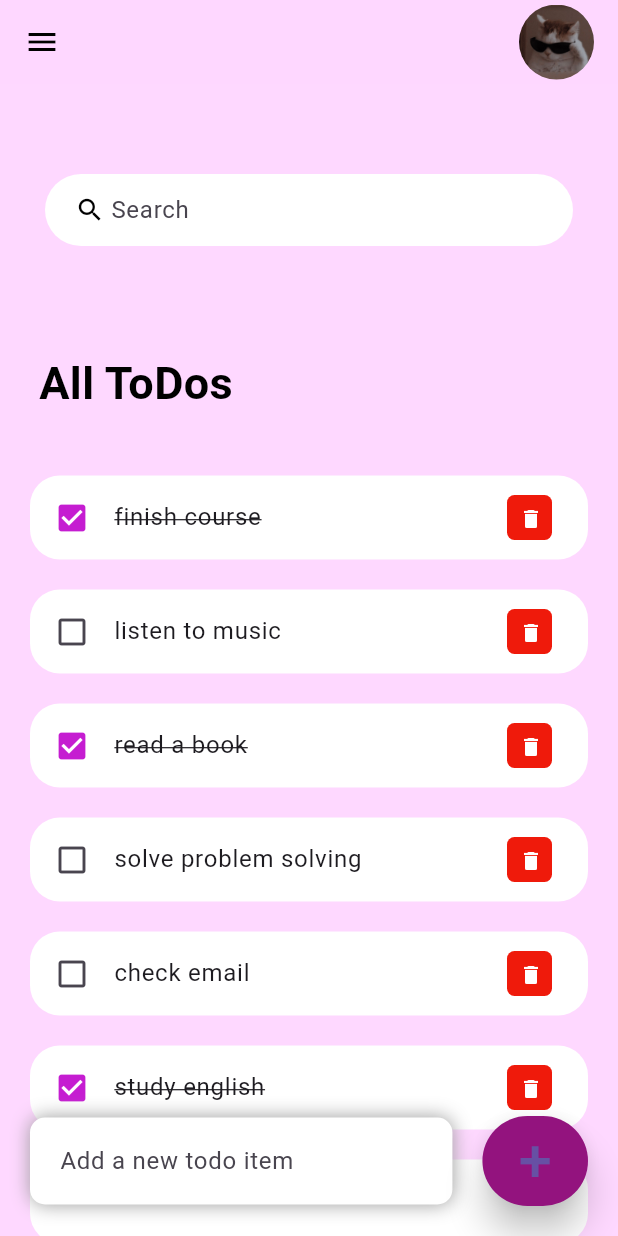
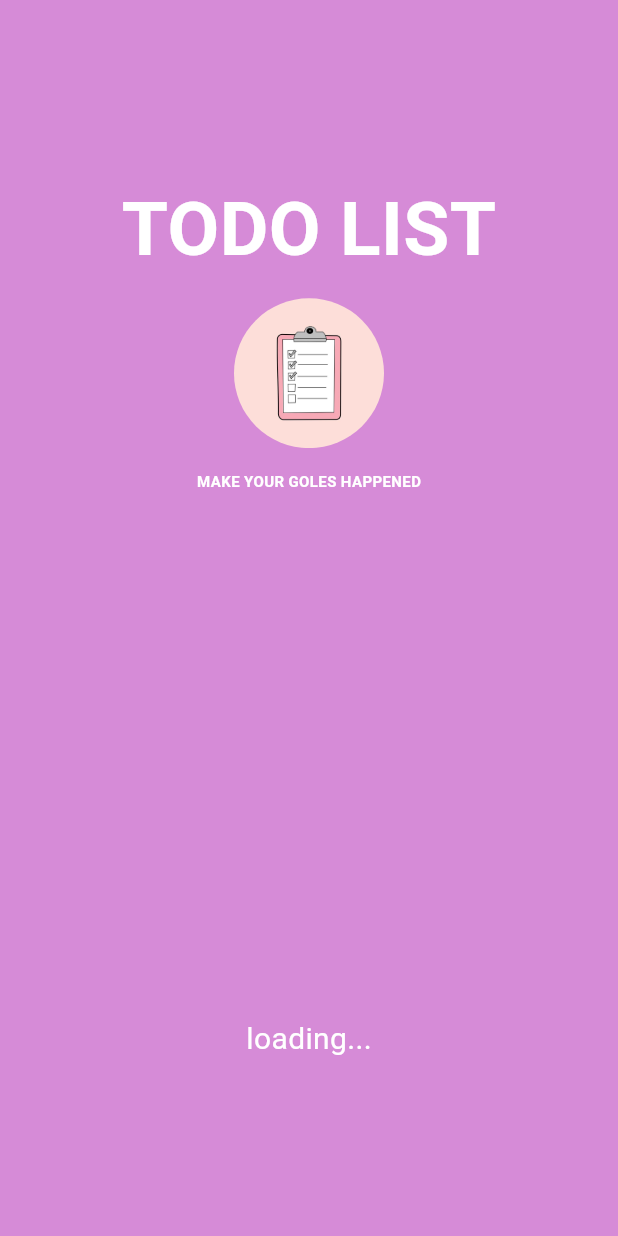
Before and after one commit to KarolHany/Todo_App, a Flutter app: the first screen one second after launch, on a phone screen of 412 x 824 dp. Run offline on Flutter 3.47's test engine with Material 3 defaults, Android fonts, the phone set to English and light mode, and no system bars.

Commit message:
todo app

```diff
--- a/lib/main.dart
+++ b/lib/main.dart
@@ -1,5 +1,6 @@
 import 'package:flutter/material.dart';
 import 'package:todo_list/screens/homepage.dart';
+import 'package:todo_list/screens/splashScreen.dart';
 
 void main() {
   runApp(const MyApp());
@@ -12,7 +13,7 @@ class MyApp extends StatelessWidget {
   Widget build(BuildContext context) {
     return MaterialApp(
       debugShowCheckedModeBanner: false,
-      home:HomePage(),
+      home:SplashScreen(),
     );
   }
 }
--- a/lib/screens/homepage.dart
+++ b/lib/screens/homepage.dart
@@ -32,7 +32,7 @@ class _HomePageState extends State<HomePage> {
           title: Row(
             mainAxisAlignment: MainAxisAlignment.spaceBetween,
             children: [
-              Icon(
+               Icon(
                 Icons.menu,
                 color: Colors.black,
               ),
@@ -52,7 +52,7 @@ class _HomePageState extends State<HomePage> {
         body: Stack(
           children: [
             Container(
-              padding: EdgeInsets.symmetric(
+              padding:  EdgeInsets.symmetric(
                 horizontal: 10,
                 vertical: 40,
               ),
@@ -61,7 +61,7 @@ class _HomePageState extends State<HomePage> {
                   Padding(
                     padding: const EdgeInsets.all(20),
                     child: Container(
-                      padding: EdgeInsets.symmetric(
+                      padding:  EdgeInsets.symmetric(
                         horizontal: 20,
                       ),
                       decoration: BoxDecoration(
@@ -71,7 +71,7 @@ class _HomePageState extends State<HomePage> {
                       child: TextField(
                         onChanged: (value) => runFilter(value),
                         controller: searchboxController,
-                        decoration: InputDecoration(
+                        decoration:  InputDecoration(
                           contentPadding: EdgeInsets.all(0),
                           prefixIcon: Icon(
                             Icons.search,
@@ -95,7 +95,7 @@ class _HomePageState extends State<HomePage> {
                         Container(
                           margin:
                               EdgeInsets.only(top: 50, bottom: 30, left: 16),
-                          child: Text(
+                          child:  Text(
                             "All ToDos",
                             style: TextStyle(
                                 fontSize: 30,
@@ -141,7 +141,7 @@ class _HomePageState extends State<HomePage> {
                       ),
                       child: TextField(
                         controller: todoController,
-                        decoration: const InputDecoration(
+                        decoration:  InputDecoration(
                           hintText: 'Add a new todo item',
                           border: InputBorder.none,
                         ),
--- /dev/null
+++ b/lib/screens/splashScreen.dart
@@ -0,0 +1,72 @@
+import 'dart:async';
+
+import 'package:flutter/material.dart';
+import 'package:todo_list/screens/homepage.dart';
+
+class SplashScreen extends StatefulWidget {
+  const SplashScreen({super.key});
+
+  @override
+  State<SplashScreen> createState() => _SplashScreenState();
+}
+
+class _SplashScreenState extends State<SplashScreen> {
+  @override
+  void initState() {
+    super.initState();
+    Timer(
+        Duration(seconds: 3),
+        () => Navigator.pushReplacement(
+            context, MaterialPageRoute(builder: (context) => HomePage())));
+  }
+
+  Widget build(BuildContext context) {
+    return Scaffold(
+       backgroundColor: Color.fromARGB(249, 213, 136, 214),
+      body: Column(
+        mainAxisAlignment: MainAxisAlignment.center,
+        crossAxisAlignment: CrossAxisAlignment.center,
+        children: [
+         Spacer(),
+          Center(
+            child: Text(
+              "TODO LIST",
+              style: TextStyle(
+                  color: Colors.white, fontSize: 50 , fontWeight: FontWeight.bold ),
+            ),
+          ),
+          SizedBox(
+            height: 10,
+          ),
+          //Icon(Icons.note, color: Colors.black, size: 30,),
+           Container(
+                height: 100,
+                width: 100,
+                child: ClipRRect(
+                  borderRadius: BorderRadius.circular(50),
+                  child: Image.asset(
+                    "assets/Notes icon.jpeg",
+                  ),
+                ),
+              ),
+           SizedBox(
+            height: 15,
+          ),
+          Text(
+            "MAKE YOUR GOLES HAPPENED",
+            style: TextStyle(
+                color: Colors.white, fontSize: 10, fontWeight: FontWeight.bold),
+          ),
+           Spacer(
+            flex: 3,
+           ),
+          Text(
+            "loading...",
+            style: TextStyle(color: Colors.white, fontSize: 20),
+          ),
+          Spacer(flex: 1,)
+        ],
+      ),
+    );
+  }
+}
```
Also changed, not shown: pubspec.yaml (+9 -0 lines), assets/Notes icon.jpeg (added), pubspec.lock, 27 other files.
